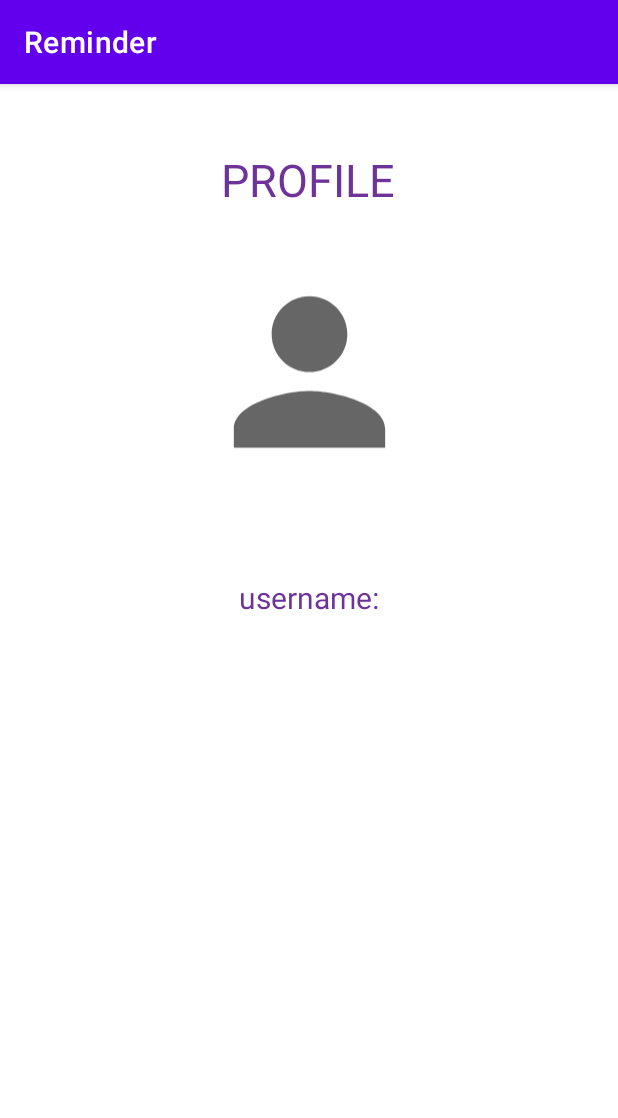
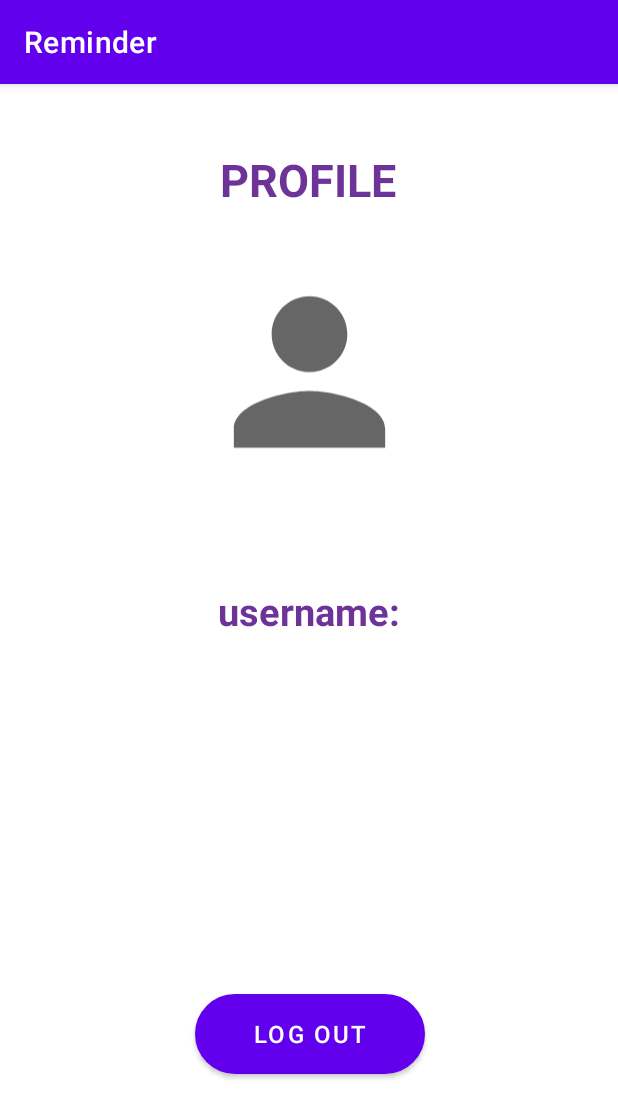
Before and after one commit to ksaily/ReminderApp, an Android app: the ProfileScreen screen opened directly, with no data from a screen before it, on a phone screen of 412 x 824 dp. Shown: the top 1118 px of the screen. Run offline under Robolectric (Android 15) with nearby library versions, the phone set to English and light mode, and no system bars.

Commit message:
User can log out from the profile screen

```diff
--- a/app/src/main/java/com/example/reminder/MenuActivity.kt
+++ b/app/src/main/java/com/example/reminder/MenuActivity.kt
@@ -19,6 +19,7 @@ import com.example.reminder.databinding.ActivityReminderListviewBinding
 
 @Suppress("DEPRECATION")
 class MenuActivity : AppCompatActivity() {
+    //Menu stores the reminders in a list view
     private lateinit var binding1: ActivityMenuBinding
     private lateinit var listView: ListView
     override fun onCreate(savedInstanceState: Bundle?) {
@@ -33,17 +34,19 @@ class MenuActivity : AppCompatActivity() {
         refreshListView()
 
         binding1.addReminder.setOnClickListener {
+            //If the plus button is clicked, move to add new reminders in ReminderActivity
             var reminderIntent = Intent(applicationContext, ReminderActivity::class.java)
             startActivity(reminderIntent)
         }
 
         binding1.profileButton.setOnClickListener {
+            //If the profile button is clicked, move to ProfileScreen
             var profileIntent = Intent(applicationContext,ProfileScreen::class.java)
             startActivity(profileIntent)
         }
 
             listView.onItemClickListener = AdapterView.OnItemClickListener { _, _, position, id ->
-                //retrieve selected Item
+                //retrieve selected reminder
 
                 val selectedReminder = listView.adapter.getItem(position) as ReminderInfo
                 val message =
--- a/app/src/main/java/com/example/reminder/ProfileScreen.kt
+++ b/app/src/main/java/com/example/reminder/ProfileScreen.kt
@@ -1,11 +1,13 @@
 package com.example.reminder
 
 import android.content.Context
+import android.content.Intent
 import android.os.Bundle
 import androidx.appcompat.app.AppCompatActivity
 import com.example.reminder.databinding.ProfileScreenBinding
 
 class ProfileScreen : AppCompatActivity() {
+    //User profile can be seen in this page
     private lateinit var binding: ProfileScreenBinding
 
     override fun onCreate(savedInstanceState: Bundle?) {
@@ -15,7 +17,16 @@ class ProfileScreen : AppCompatActivity() {
         val username = applicationContext.getSharedPreferences(
                 getString(R.string.sharedPreference), Context.MODE_PRIVATE
         ).getString("username","")
-        binding.showUserName.setText(username)
+        binding.showUserName.text = username
         setContentView(view)
+        binding.LogOutBtn.setOnClickListener {
+            //Log out
+            var mainActivityIntent = Intent(applicationContext, MainActivity::class.java)
+            applicationContext.getSharedPreferences(
+                    getString(R.string.sharedPreference),
+                    Context.MODE_PRIVATE
+            ).edit().putInt("LoginStatus", 0).apply()
+            startActivity(mainActivityIntent)
+        }
     }
 }
--- a/app/src/main/java/com/example/reminder/ReminderActivity.kt
+++ b/app/src/main/java/com/example/reminder/ReminderActivity.kt
@@ -17,6 +17,7 @@ import java.util.*
 
 @Suppress("DEPRECATION")
 class ReminderActivity : AppCompatActivity() {
+    //Add new reminders, executed when the plus button on menu screen is pressed
 
     private lateinit var binding: ActivityReminderBinding
 
@@ -66,6 +67,7 @@ class ReminderActivity : AppCompatActivity() {
                 db.close()
             }
             finish()
+            //return to menu screen
             var menuActivityIntent = Intent(applicationContext, MenuActivity::class.java)
             startActivity(menuActivityIntent)
         }
--- a/app/src/main/java/com/example/reminder/ReminderAdaptor.kt
+++ b/app/src/main/java/com/example/reminder/ReminderAdaptor.kt
@@ -12,7 +12,7 @@ import com.example.reminder.databinding.ActivityReminderListviewBinding
 
 
 class ReminderAdaptor(context: Context, private  val list: List<ReminderInfo>) : BaseAdapter() {
-
+    // Adaptor for the list view in menu
     private val inflater: LayoutInflater =
         context.getSystemService(Context.LAYOUT_INFLATER_SERVICE) as LayoutInflater
 
--- a/app/src/main/java/com/example/reminder/SignUpActivity.kt
+++ b/app/src/main/java/com/example/reminder/SignUpActivity.kt
@@ -10,6 +10,7 @@ import android.widget.Toast
 import com.example.reminder.databinding.ActivitySignUpBinding
 
 class SignUpActivity : AppCompatActivity() {
+    //Page where user can sign up
     private lateinit var binding: ActivitySignUpBinding
     override fun onCreate(savedInstanceState: Bundle?) {
         super.onCreate(savedInstanceState)
@@ -28,8 +29,8 @@ class SignUpActivity : AppCompatActivity() {
     }
 
         private fun saveData(): Int {
-            val username = binding.createUsername.getText().toString()
-            val password = binding.createPassword.getText().toString()
+            val username = binding.createUsername.text.toString()
+            val password = binding.createPassword.text.toString()
             if (username.isNotEmpty() && password.isNotEmpty()) {
                 //If the username and is inserted, save them to shared preferences
                 applicationContext.getSharedPreferences(
--- a/app/src/main/res/layout/activity_menu.xml
+++ b/app/src/main/res/layout/activity_menu.xml
@@ -24,8 +24,9 @@
 
     <TextView
         android:id="@+id/textView3"
-        android:layout_width="403dp"
-        android:layout_height="73dp"
+        android:layout_width="400dp"
+        android:layout_height="83dp"
+        android:gravity="center"
         android:minHeight="50dp"
         android:padding="5dp"
         android:paddingTop="2dp"
--- a/app/src/main/res/layout/profile_screen.xml
+++ b/app/src/main/res/layout/profile_screen.xml
@@ -30,7 +30,7 @@
         app:layout_constraintHorizontal_bias="0.506"
         app:layout_constraintStart_toStartOf="parent"
         app:layout_constraintTop_toTopOf="parent"
-        app:layout_constraintVertical_bias="0.526" />
+        app:layout_constraintVertical_bias="0.54" />
 
     <TextView
         android:id="@+id/textView"
@@ -39,10 +39,13 @@
         android:gravity="center"
         android:text="username:"
         android:textColor="@color/dark_purple"
-        android:textSize="20sp"
+        android:textSize="25sp"
+        android:textStyle="bold"
         app:layout_constraintBottom_toTopOf="@+id/showUserName"
         app:layout_constraintEnd_toEndOf="parent"
-        app:layout_constraintStart_toStartOf="parent" />
+        app:layout_constraintStart_toStartOf="parent"
+        app:layout_constraintTop_toBottomOf="@+id/profilePicture"
+        app:layout_constraintVertical_bias="1.0" />
 
     <TextView
         android:id="@+id/textView8"
@@ -52,10 +55,27 @@
         android:text="PROFILE"
         android:textColor="@color/dark_purple"
         android:textSize="30sp"
+        android:textStyle="bold"
         app:layout_constraintBottom_toTopOf="@+id/profilePicture"
         app:layout_constraintEnd_toEndOf="parent"
         app:layout_constraintHorizontal_bias="0.497"
         app:layout_constraintStart_toStartOf="parent"
         app:layout_constraintTop_toTopOf="parent"
         app:layout_constraintVertical_bias="0.603" />
+
+    <Button
+        android:id="@+id/LogOutBtn"
+        android:layout_width="153dp"
+        android:layout_height="53dp"
+        android:layout_marginTop="120dp"
+        android:background="@drawable/round_button"
+        android:gravity="center"
+        android:text="Log Out"
+        android:textSize="16sp"
+        app:layout_constraintBottom_toBottomOf="parent"
+        app:layout_constraintEnd_toEndOf="parent"
+        app:layout_constraintHorizontal_bias="0.503"
+        app:layout_constraintStart_toStartOf="parent"
+        app:layout_constraintTop_toBottomOf="@+id/showUserName"
+        app:layout_constraintVertical_bias="0.271" />
 </androidx.constraintlayout.widget.ConstraintLayout>
```
Also changed, not shown: app/src/main/java/com/example/reminder/MainActivity.kt (+13 -9 lines), app/src/main/res/layout/activity_main.xml (+32 -14 lines), app/src/main/res/layout/activity_reminder.xml (+20 -14 lines), app/src/main/res/layout/activity_reminder_listview.xml (+3 -6 lines).
